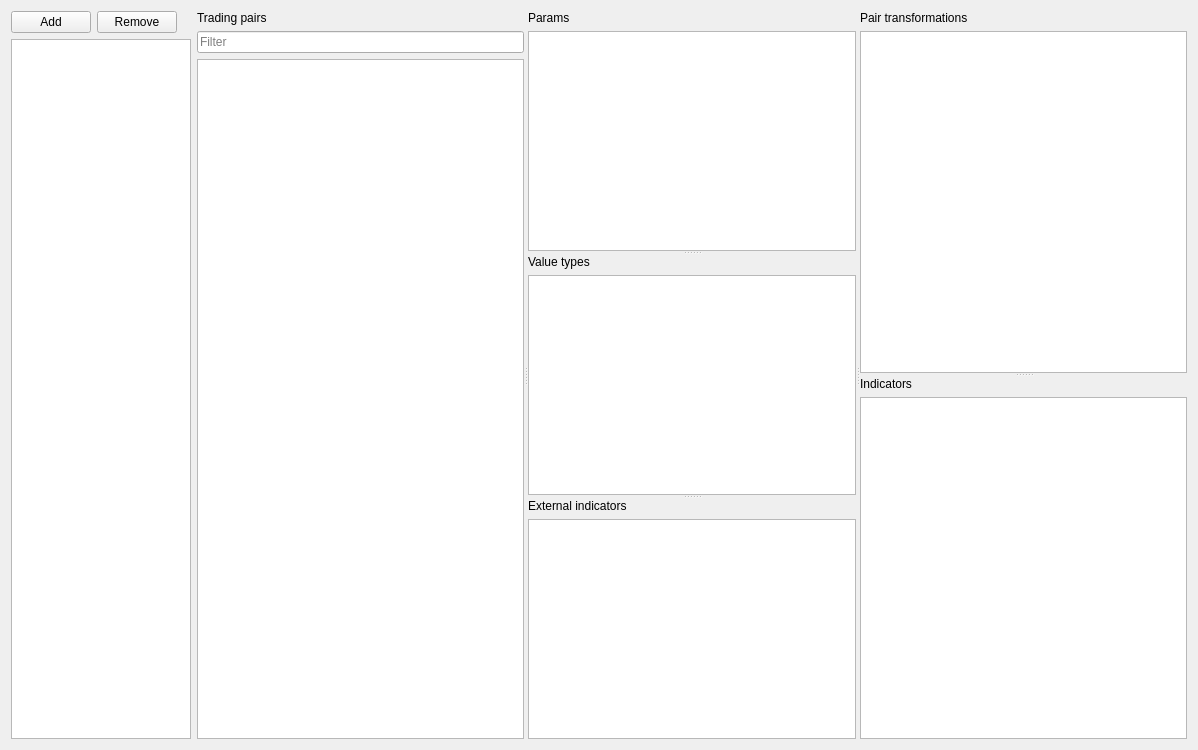
Above: gui/PaneTemplates.ui from icingerpower/QuantumTrade before the change. Below: the same form after it.
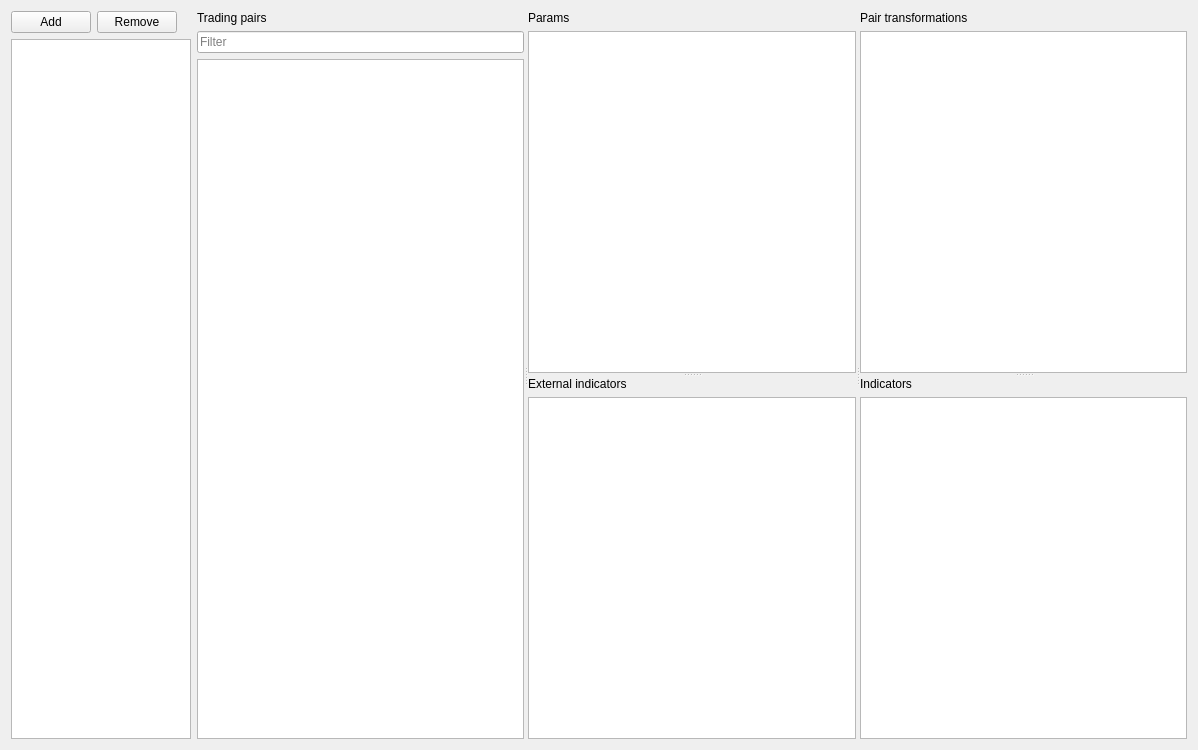
That is the form after the change.

Patch:
```diff
--- a/gui/PaneTemplates.ui
+++ b/gui/PaneTemplates.ui
@@ -135,20 +135,6 @@
         </item>
        </layout>
       </widget>
-      <widget class="QWidget" name="layoutWidget">
-       <layout class="QVBoxLayout" name="verticalLayout_3">
-        <item>
-         <widget class="QLabel" name="label_3">
-          <property name="text">
-           <string>Value types</string>
-          </property>
-         </widget>
-        </item>
-        <item>
-         <widget class="QListView" name="listViewValueTypes"/>
-        </item>
-       </layout>
-      </widget>
       <widget class="QWidget" name="layoutWidget">
        <layout class="QVBoxLayout" name="verticalLayout_2">
         <item>
```
